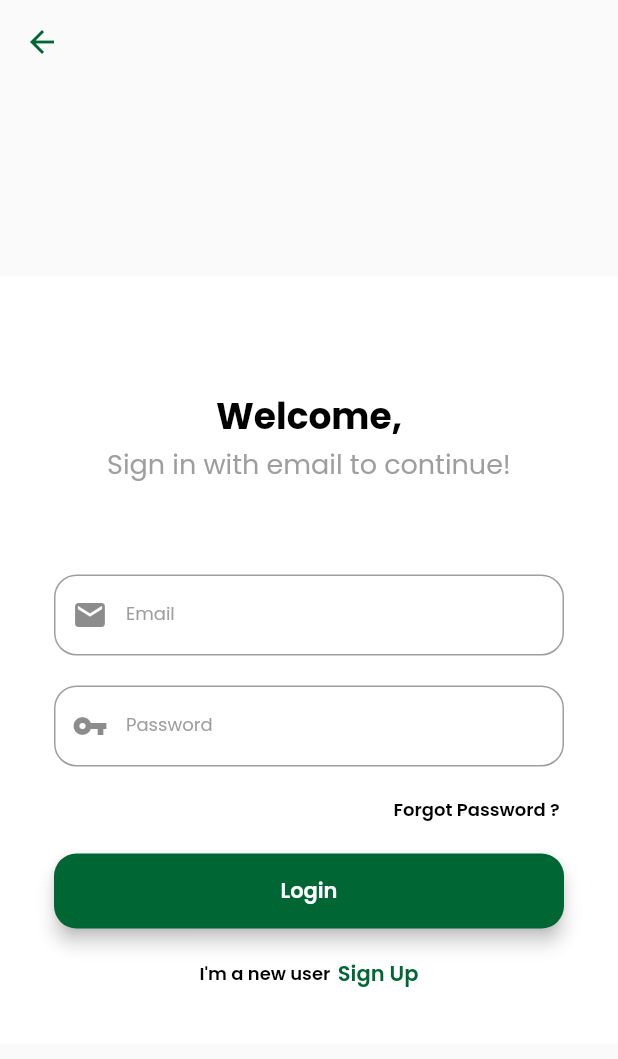
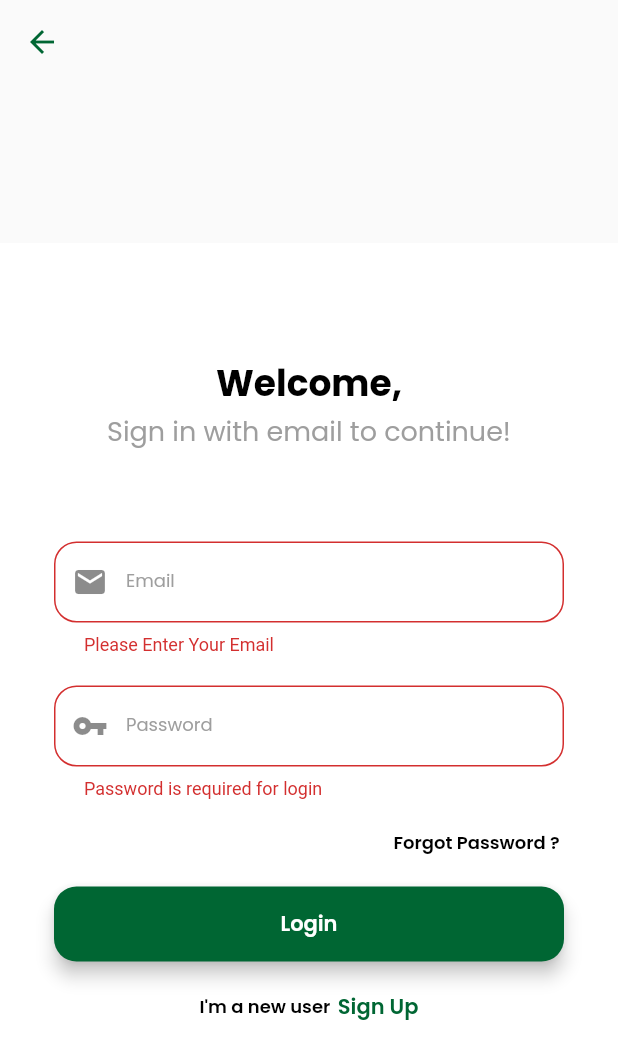
Before and after one commit to Terry9110/MobileCampsu2, a Flutter app: the LoginPage screen opened directly, after a tap on "Login", on a phone screen of 412 x 824 dp. Shown: the top 1059 px of the screen. Run offline on Flutter 3.47's test engine with Material 2 defaults, Android fonts, the phone set to English and light mode, and no system bars; our stand-ins replace cloud_functions, date_field, firebase_auth, firebase_core, flutter_multi_formatter, fluttertoast and 3 more; missing offline and left inert: gender_picker; accounts and stored records are empty.

```diff
--- a/lib/LoginScreen/login_page.dart
+++ b/lib/LoginScreen/login_page.dart
@@ -2,12 +2,12 @@
 // import 'package:campus2/Auth/components/auth_text_input.dart';
 // import 'package:campus2/Auth/components/facebook_signin_button.dart';
 import 'package:campus2/SignupScreen/Signup_method.dart';
+import 'package:campus2/SignupSuccessful/success_screen.dart';
 // import 'package:campus2/SignupScreen/signup_screen.dart';
 import 'package:firebase_auth/firebase_auth.dart';
 import 'package:flutter/material.dart';
 import 'package:google_fonts/google_fonts.dart';
 import 'package:fluttertoast/fluttertoast.dart';
-
 
 class LoginPage extends StatelessWidget {
   // const LoginPage({Key? key}) : super(key: key);
@@ -21,7 +21,10 @@ class LoginPage extends StatelessWidget {
 
   //firebase
 
-  final _auth = FirebaseAuth.instanceFor;
+  final _auth = FirebaseAuth.instance;
+
+  // string for displaying the error Message
+  String? errorMessage;
 
   @override
   Widget build(BuildContext context) {
@@ -82,7 +85,6 @@ class LoginPage extends StatelessWidget {
         if (!regex.hasMatch(value)) {
           return ("Enter Valid Password(Min. 6 Character)");
         }
-
       },
 
       onSaved: (value) {
@@ -120,7 +122,9 @@ class LoginPage extends StatelessWidget {
       child: MaterialButton(
         height: 50,
         minWidth: MediaQuery.of(context).size.width,
-        onPressed: () {},
+        onPressed: () {
+            signIn(emailController.text, passwordController.text, context);
+        },
         child: Text('Login',
             style: GoogleFonts.poppins(
                 fontWeight: FontWeight.w600,
@@ -212,4 +216,47 @@ class LoginPage extends StatelessWidget {
       ),
     );
   }
+
+// Login Function
+
+ void signIn(String email, String password, context) async {
+    if (_formKey.currentState!.validate()) {
+      try {
+        await _auth
+            .signInWithEmailAndPassword(email: email, password: password)
+            .then((uid) => {
+                  Fluttertoast.showToast(msg: "Login Successful"),
+                  Navigator.of(context).pushReplacement(
+                      MaterialPageRoute(builder: (context) => SignupSuccess())),
+                });
+      } on FirebaseAuthException catch (error) {
+        switch (error.code) {
+          case "invalid-email":
+            errorMessage = "Your email address appears to be malformed.";
+
+            break;
+          case "wrong-password":
+            errorMessage = "Your password is wrong.";
+            break;
+          case "user-not-found":
+            errorMessage = "User with this email doesn't exist.";
+            break;
+          case "user-disabled":
+            errorMessage = "User with this email has been disabled.";
+            break;
+          case "too-many-requests":
+            errorMessage = "Too many requests";
+            break;
+          case "operation-not-allowed":
+            errorMessage = "Signing in with Email and Password is not enabled.";
+            break;
+          default:
+            errorMessage = "An undefined Error happened.";
         }
+        Fluttertoast.showToast(msg: errorMessage!);
+        print(error.code);
+      }
+    }
+  }
+
+}
```
Lines whose indentation alone changed are shown as unchanged.
